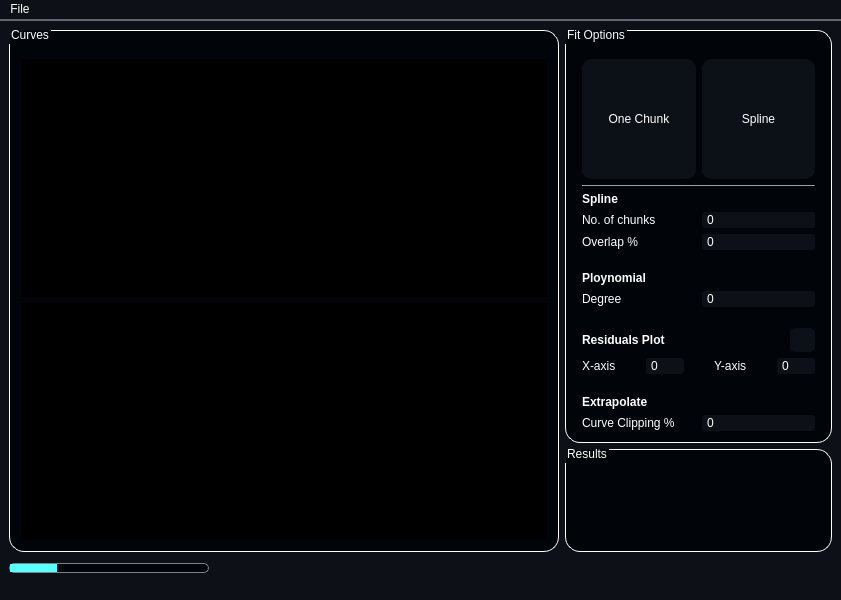
Qt form resources/curvefittingwindow.ui (Abdullahsaeed10/Curve_Fitter) before a commit.
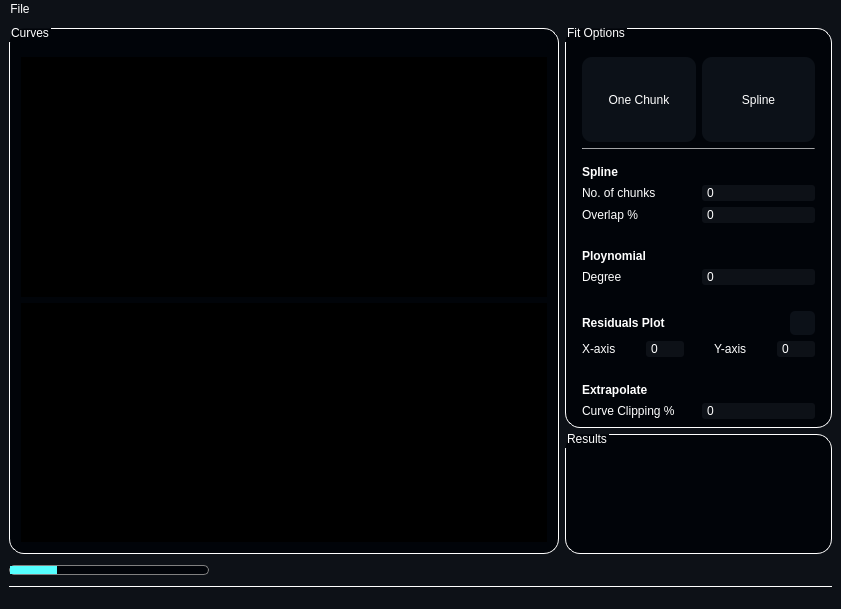
The same form after that commit. Icons and pictures are not drawn. Custom widgets are drawn as their Qt base class.

Diff of the .ui file:
```diff
--- a/resources/curvefittingwindow.ui
+++ b/resources/curvefittingwindow.ui
@@ -22,6 +22,22 @@
     <property name="bottomMargin">
      <number>0</number>
     </property>
+    <item row="2" column="0">
+     <widget class="Line" name="line_2">
+      <property name="maximumSize">
+       <size>
+        <width>16777215</width>
+        <height>1</height>
+       </size>
+      </property>
+      <property name="styleSheet">
+       <string notr="true">background-color: rgb(255, 255, 255);</string>
+      </property>
+      <property name="orientation">
+       <enum>Qt::Horizontal</enum>
+      </property>
+     </widget>
+    </item>
     <item row="0" column="0">
      <layout class="QHBoxLayout" name="horizontalLayout">
       <item>
@@ -84,7 +100,7 @@
           <property name="maximumSize">
            <size>
             <width>300</width>
-            <height>16777215</height>
+            <height>450</height>
            </size>
           </property>
           <property name="styleSheet">
@@ -105,6 +121,9 @@
            <string>Fit Options</string>
           </property>
           <layout class="QGridLayout" name="gridLayout_2">
+           <property name="bottomMargin">
+            <number>0</number>
+           </property>
            <item row="0" column="0">
             <layout class="QVBoxLayout" name="verticalLayout_5">
              <property name="leftMargin">
@@ -120,6 +139,8 @@
               <number>0</number>
              </property>
              <item>
+              <layout class="QVBoxLayout" name="verticalLayout_4">
+               <item>
               <layout class="QHBoxLayout" name="horizontalLayout_4">
                <item>
                 <widget class="QToolButton" name="chunk_button">
@@ -132,7 +153,7 @@
                  <property name="minimumSize">
                   <size>
                    <width>85</width>
-                   <height>120</height>
+                     <height>85</height>
                   </size>
                  </property>
                  <property name="styleSheet">
@@ -149,7 +170,7 @@
 
 QToolButton:pressed {
     border-style: inset;
-    background: rgba(169, 169, 169, 50)
+    background: rgb(63, 95, 127)
     }</string>
                  </property>
                  <property name="text">
@@ -157,12 +178,12 @@
                  </property>
                  <property name="icon">
                   <iconset>
-                   <normaloff>../resources/icons/chunkkk.png</normaloff>../resources/icons/chunkkk.png</iconset>
+                     <normaloff>icons/chunkkk.png</normaloff>icons/chunkkk.png</iconset>
                  </property>
                  <property name="iconSize">
                   <size>
-                   <width>70</width>
-                   <height>70</height>
+                     <width>50</width>
+                     <height>50</height>
                   </size>
                  </property>
                  <property name="checkable">
@@ -184,7 +205,7 @@
                  <property name="minimumSize">
                   <size>
                    <width>85</width>
-                   <height>120</height>
+                     <height>85</height>
                   </size>
                  </property>
                  <property name="styleSheet">
@@ -201,7 +222,7 @@
 
 QToolButton:pressed {
     border-style: inset;
-    background: rgba(169, 169, 169, 50)
+    background: rgb(63, 95, 127)
     }</string>
                  </property>
                  <property name="text">
@@ -209,12 +230,12 @@
                  </property>
                  <property name="icon">
                   <iconset>
-                   <normaloff>../resources/icons/spline-chart(2).png</normaloff>../resources/icons/spline-chart(2).png</iconset>
+                     <normaloff>icons/spline-chart(2).png</normaloff>icons/spline-chart(2).png</iconset>
                  </property>
                  <property name="iconSize">
                   <size>
-                   <width>70</width>
-                   <height>70</height>
+                     <width>50</width>
+                     <height>50</height>
                   </size>
                  </property>
                  <property name="checkable">
@@ -243,8 +264,39 @@
                </property>
               </widget>
              </item>
+              </layout>
+             </item>
              <item>
+              <spacer name="horizontalSpacer_8">
+               <property name="orientation">
+                <enum>Qt::Horizontal</enum>
+               </property>
+               <property name="sizeHint" stdset="0">
+                <size>
+                 <width>40</width>
+                 <height>10</height>
+                </size>
+               </property>
+              </spacer>
+             </item>
+             <item>
+              <widget class="QWidget" name="spline_options_widget" native="true">
+               <property name="styleSheet">
+                <string notr="true">background-color: transparent;</string>
+               </property>
               <layout class="QVBoxLayout" name="verticalLayout_2">
+                <property name="leftMargin">
+                 <number>0</number>
+                </property>
+                <property name="topMargin">
+                 <number>0</number>
+                </property>
+                <property name="rightMargin">
+                 <number>0</number>
+                </property>
+                <property name="bottomMargin">
+                 <number>0</number>
+                </property>
                <item>
                 <widget class="QLabel" name="SPLINE_label">
                  <property name="maximumSize">
@@ -279,6 +331,7 @@
                     <string notr="true">QSpinBox {
 	padding-left: 3;
 	border-radius: 3px;	
+	background-color: rgb(13, 17, 23);
 	selection-background-color: transparent;
 }
 
@@ -341,6 +394,7 @@
                     <string notr="true">QSpinBox {
 	padding-left: 3;
 	border-radius: 3px;	
+	background-color: rgb(13, 17, 23);
 	selection-background-color: transparent;
 }
 
@@ -385,8 +439,6 @@
                     <number>25</number>
                    </property>
                   </widget>
-                 </item>
-                </layout>
                </item>
               </layout>
              </item>
@@ -398,10 +450,13 @@
                <property name="sizeHint" stdset="0">
                 <size>
                  <width>40</width>
-                 <height>15</height>
+                    <height>20</height>
                 </size>
                </property>
               </spacer>
+                </item>
+               </layout>
+              </widget>
              </item>
              <item>
               <layout class="QVBoxLayout" name="verticalLayout_3">
@@ -496,7 +551,7 @@
                <property name="sizeHint" stdset="0">
                 <size>
                  <width>40</width>
-                 <height>15</height>
+                 <height>20</height>
                 </size>
                </property>
               </spacer>
@@ -548,7 +603,7 @@
 QPushButton:pressed {
     border-style: inset;
 	image: url(:/newPrefix/hide.png);
-    background: rgba(169, 169, 169, 50)
+    background: rgb(63, 95, 127)
     }</string>
                    </property>
                    <property name="text">
@@ -717,7 +772,7 @@
                <property name="sizeHint" stdset="0">
                 <size>
                  <width>40</width>
-                 <height>15</height>
+                 <height>20</height>
                 </size>
                </property>
               </spacer>
@@ -810,6 +865,19 @@
                </item>
               </layout>
              </item>
+             <item>
+              <spacer name="verticalSpacer">
+               <property name="orientation">
+                <enum>Qt::Vertical</enum>
+               </property>
+               <property name="sizeHint" stdset="0">
+                <size>
+                 <width>20</width>
+                 <height>40</height>
+                </size>
+               </property>
+              </spacer>
+             </item>
             </layout>
            </item>
           </layout>
@@ -817,10 +885,16 @@
         </item>
         <item>
          <widget class="QGroupBox" name="groupBox">
+          <property name="minimumSize">
+           <size>
+            <width>0</width>
+            <height>120</height>
+           </size>
+          </property>
           <property name="maximumSize">
            <size>
             <width>300</width>
-            <height>200</height>
+            <height>300</height>
            </size>
           </property>
           <property name="styleSheet">
@@ -915,30 +989,10 @@
    <addaction name="menuFile"/>
   </widget>
   <widget class="QStatusBar" name="statusbar"/>
-  <widget class="QToolBar" name="toolBar">
-   <property name="maximumSize">
-    <size>
-     <width>16777215</width>
-     <height>2</height>
-    </size>
-   </property>
-   <property name="windowTitle">
-    <string>toolBar</string>
-   </property>
-   <property name="movable">
-    <bool>false</bool>
-   </property>
-   <attribute name="toolBarArea">
-    <enum>TopToolBarArea</enum>
-   </attribute>
-   <attribute name="toolBarBreak">
-    <bool>false</bool>
-   </attribute>
-  </widget>
   <action name="actionOpen">
    <property name="icon">
     <iconset>
-     <normaloff>/newPrefix/Open-256.png</normaloff>/newPrefix/Open-256.png</iconset>
+     <normaloff>../../../../../../../newPrefix/Open-256.png</normaloff>../../../../../../../newPrefix/Open-256.png</iconset>
    </property>
    <property name="text">
     <string>Open</string>
```
Left out of the diff: 2 changed lines with no effect on the pictures. Lines whose indentation alone changed are shown as unchanged.
